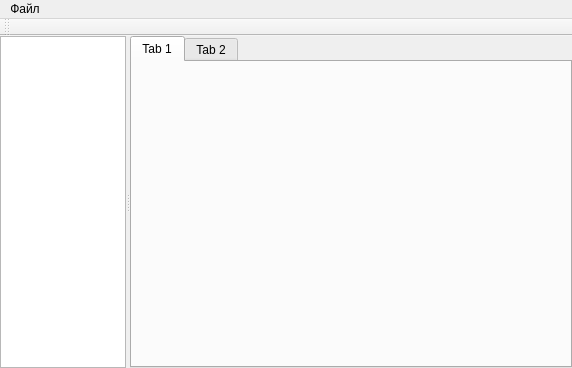
The window that Canny3D/Qt/Canny3D.ui (Last1k96/CannyDICOM) describes before a commit, drawn with Qt 5.
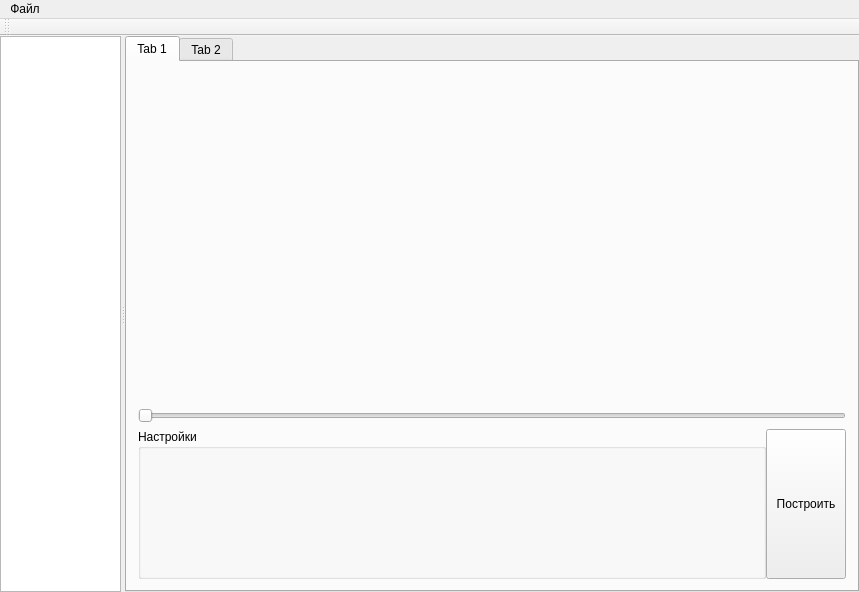
The same window after the commit. Custom widgets are drawn as their Qt base class.

Commit message: dicomWidget вроде робит

```diff
--- a/Canny3D/Qt/Canny3D.ui
+++ b/Canny3D/Qt/Canny3D.ui
@@ -6,8 +6,8 @@
    <rect>
     <x>0</x>
     <y>0</y>
-    <width>572</width>
-    <height>368</height>
+    <width>859</width>
+    <height>592</height>
    </rect>
   </property>
   <property name="baseSize">
@@ -69,6 +69,77 @@
         <attribute name="title">
          <string>Tab 1</string>
         </attribute>
+        <layout class="QVBoxLayout" name="verticalLayout">
+         <item>
+          <widget class="DicomViewer" name="widget" native="true">
+           <property name="sizePolicy">
+            <sizepolicy hsizetype="Preferred" vsizetype="MinimumExpanding">
+             <horstretch>0</horstretch>
+             <verstretch>0</verstretch>
+            </sizepolicy>
+           </property>
+          </widget>
+         </item>
+         <item>
+          <widget class="QSlider" name="horizontalSlider">
+           <property name="orientation">
+            <enum>Qt::Horizontal</enum>
+           </property>
+          </widget>
+         </item>
+         <item>
+          <layout class="QHBoxLayout" name="horizontalLayout_2">
+           <property name="spacing">
+            <number>0</number>
+           </property>
+           <property name="sizeConstraint">
+            <enum>QLayout::SetMinimumSize</enum>
+           </property>
+           <item>
+            <widget class="QGroupBox" name="groupBox">
+             <property name="sizePolicy">
+              <sizepolicy hsizetype="MinimumExpanding" vsizetype="Fixed">
+               <horstretch>0</horstretch>
+               <verstretch>0</verstretch>
+              </sizepolicy>
+             </property>
+             <property name="minimumSize">
+              <size>
+               <width>0</width>
+               <height>150</height>
+              </size>
+             </property>
+             <property name="title">
+              <string>Настройки</string>
+             </property>
+            </widget>
+           </item>
+           <item>
+            <layout class="QVBoxLayout" name="verticalLayout_2">
+             <property name="spacing">
+              <number>0</number>
+             </property>
+             <property name="sizeConstraint">
+              <enum>QLayout::SetMinimumSize</enum>
+             </property>
+             <item>
+              <widget class="QPushButton" name="pushButton_2">
+               <property name="sizePolicy">
+                <sizepolicy hsizetype="Fixed" vsizetype="Preferred">
+                 <horstretch>0</horstretch>
+                 <verstretch>0</verstretch>
+                </sizepolicy>
+               </property>
+               <property name="text">
+                <string>Построить</string>
+               </property>
+              </widget>
+             </item>
+            </layout>
+           </item>
+          </layout>
+         </item>
+        </layout>
        </widget>
        <widget class="QWidget" name="tab_2">
         <attribute name="title">
@@ -85,7 +156,7 @@
     <rect>
      <x>0</x>
      <y>0</y>
-     <width>572</width>
+     <width>859</width>
      <height>21</height>
     </rect>
    </property>
@@ -125,6 +196,14 @@
   </action>
  </widget>
  <layoutdefault spacing="6" margin="11"/>
+ <customwidgets>
+  <customwidget>
+   <class>DicomViewer</class>
+   <extends>QWidget</extends>
+   <header>DicomViewer.h</header>
+   <container>1</container>
+  </customwidget>
+ </customwidgets>
  <resources>
   <include location="Canny3D.qrc"/>
  </resources>
```
Left out of the diff: 3 changed lines with no effect on the pictures. The commit also changes 21 other files.
